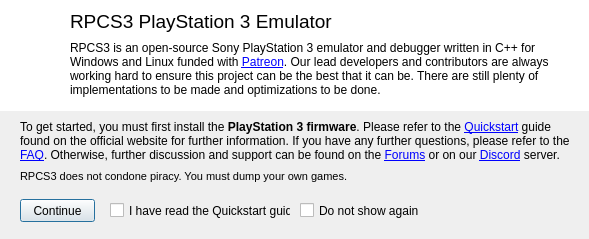
Above: rpcs3/rpcs3qt/welcome_dialog.ui from RPCS3/rpcs3 before the change. Below: the same form after it.
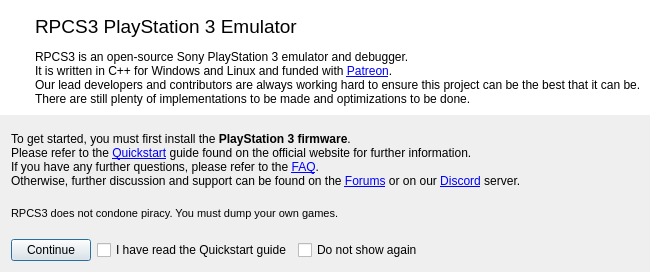
That is the form after the change. Icons and pictures are not drawn.

Diff of the .ui file:
```diff
--- a/rpcs3/rpcs3qt/welcome_dialog.ui
+++ b/rpcs3/rpcs3qt/welcome_dialog.ui
@@ -6,28 +6,16 @@
    <rect>
     <x>0</x>
     <y>0</y>
-    <width>589</width>
-    <height>239</height>
+    <width>634</width>
+    <height>272</height>
    </rect>
   </property>
   <property name="sizePolicy">
-   <sizepolicy hsizetype="Fixed" vsizetype="Fixed">
+   <sizepolicy hsizetype="Expanding" vsizetype="Expanding">
     <horstretch>0</horstretch>
     <verstretch>0</verstretch>
    </sizepolicy>
   </property>
-  <property name="minimumSize">
-   <size>
-    <width>589</width>
-    <height>239</height>
-   </size>
-  </property>
-  <property name="maximumSize">
-   <size>
-    <width>589</width>
-    <height>239</height>
-   </size>
-  </property>
   <property name="windowTitle">
    <string>Welcome to RPCS3</string>
   </property>
@@ -41,41 +29,49 @@
   <property name="styleSheet">
    <string notr="true"/>
   </property>
-  <widget class="QLabel" name="label">
-   <property name="geometry">
-    <rect>
-     <x>70</x>
-     <y>10</y>
-     <width>341</width>
-     <height>31</height>
-    </rect>
+  <layout class="QVBoxLayout" name="verticalLayout_3">
+   <property name="leftMargin">
+    <number>0</number>
    </property>
-   <property name="font">
-    <font>
-     <family>Arial</family>
-     <pointsize>14</pointsize>
-     <weight>50</weight>
-     <bold>false</bold>
-    </font>
+   <property name="topMargin">
+    <number>0</number>
    </property>
+   <property name="rightMargin">
+    <number>0</number>
+   </property>
+   <property name="bottomMargin">
+    <number>0</number>
+   </property>
+   <item>
+    <widget class="QWidget" name="widget_3" native="true">
    <property name="styleSheet">
-    <string notr="true"/>
-   </property>
-   <property name="text">
-    <string>RPCS3 PlayStation 3 Emulator</string>
-   </property>
-   <property name="alignment">
-    <set>Qt::AlignLeading|Qt::AlignLeft|Qt::AlignTop</set>
-   </property>
-  </widget>
+      <string notr="true">background-color: rgb(255, 255, 255);</string>
+     </property>
+     <layout class="QVBoxLayout" name="verticalLayout_5">
+      <item>
+       <layout class="QHBoxLayout" name="horizontalLayout_2">
+        <item>
+         <widget class="QWidget" name="widget_2" native="true">
+          <layout class="QVBoxLayout" name="verticalLayout_4">
+           <property name="leftMargin">
+            <number>0</number>
+           </property>
+           <property name="topMargin">
+            <number>0</number>
+           </property>
+           <property name="rightMargin">
+            <number>0</number>
+           </property>
+           <property name="bottomMargin">
+            <number>0</number>
+           </property>
+           <item>
   <widget class="QLabel" name="label_2">
-   <property name="geometry">
-    <rect>
-     <x>14</x>
-     <y>6</y>
-     <width>41</width>
-     <height>42</height>
-    </rect>
+             <property name="maximumSize">
+              <size>
+               <width>50</width>
+               <height>50</height>
+              </size>
    </property>
    <property name="font">
     <font>
@@ -92,32 +88,62 @@
     <bool>true</bool>
    </property>
    <property name="alignment">
-    <set>Qt::AlignCenter</set>
+              <set>Qt::AlignLeading|Qt::AlignLeft|Qt::AlignTop</set>
    </property>
    <property name="margin">
     <number>0</number>
    </property>
   </widget>
+           </item>
+           <item>
+            <spacer name="verticalSpacer">
+             <property name="orientation">
+              <enum>Qt::Vertical</enum>
+             </property>
+             <property name="sizeHint" stdset="0">
+              <size>
+               <width>20</width>
+               <height>40</height>
+              </size>
+             </property>
+            </spacer>
+           </item>
+          </layout>
+         </widget>
+        </item>
+        <item>
+         <layout class="QVBoxLayout" name="verticalLayout_2">
+          <item>
+           <widget class="QLabel" name="label">
+            <property name="font">
+             <font>
+              <family>Arial</family>
+              <pointsize>14</pointsize>
+              <weight>50</weight>
+              <bold>false</bold>
+             </font>
+            </property>
+            <property name="styleSheet">
+             <string notr="true"/>
+            </property>
+            <property name="text">
+             <string>RPCS3 PlayStation 3 Emulator</string>
+            </property>
+            <property name="alignment">
+             <set>Qt::AlignLeading|Qt::AlignLeft|Qt::AlignVCenter</set>
+            </property>
+           </widget>
+          </item>
+          <item>
   <widget class="QLabel" name="label_3">
-   <property name="geometry">
-    <rect>
-     <x>70</x>
-     <y>41</y>
-     <width>501</width>
-     <height>71</height>
-    </rect>
-   </property>
    <property name="font">
     <font>
      <family>Arial</family>
      <kerning>true</kerning>
     </font>
    </property>
-   <property name="styleSheet">
-    <string notr="true"/>
-   </property>
    <property name="text">
-    <string>&lt;html&gt;&lt;head/&gt;&lt;body&gt;&lt;p&gt;RPCS3 is an open-source Sony PlayStation 3 emulator and debugger written in C++ for Windows and Linux funded with &lt;a href=&quot;https://www.patreon.com/Nekotekina&quot;&gt;&lt;span style=&quot; text-decoration: underline; color:#0000ff;&quot;&gt;Patreon&lt;/span&gt;&lt;/a&gt;. Our lead developers and contributors are always working hard to ensure this project can be the best that it can be. There are still plenty of implementations to be made and optimizations to be done.&lt;/p&gt;&lt;/body&gt;&lt;/html&gt;</string>
+             <string>&lt;html&gt;&lt;head/&gt;&lt;body&gt;&lt;p&gt;RPCS3 is an open-source Sony PlayStation 3 emulator and debugger.&lt;br/&gt;It is written in C++ for Windows and Linux and funded with &lt;a href=&quot;https://www.patreon.com/Nekotekina&quot;&gt;&lt;span style=&quot; text-decoration: underline; color:#0000ff;&quot;&gt;Patreon&lt;/span&gt;&lt;/a&gt;.&lt;br/&gt;Our lead developers and contributors are always working hard to ensure this project can be the best that it can be.&lt;br/&gt;There are still plenty of implementations to be made and optimizations to be done.&lt;/p&gt;&lt;/body&gt;&lt;/html&gt;</string>
    </property>
    <property name="textFormat">
     <enum>Qt::RichText</enum>
@@ -126,37 +152,37 @@
     <set>Qt::AlignLeading|Qt::AlignLeft|Qt::AlignTop</set>
    </property>
    <property name="wordWrap">
-    <bool>true</bool>
+             <bool>false</bool>
    </property>
    <property name="openExternalLinks">
     <bool>true</bool>
    </property>
   </widget>
-  <widget class="QPushButton" name="okay">
-   <property name="geometry">
-    <rect>
-     <x>20</x>
-     <y>199</y>
-     <width>75</width>
-     <height>23</height>
-    </rect>
-   </property>
-   <property name="text">
-    <string>Continue</string>
-   </property>
-   <property name="autoDefault">
-    <bool>true</bool>
-   </property>
-  </widget>
+          </item>
+         </layout>
+        </item>
+       </layout>
+      </item>
+     </layout>
+     <zorder></zorder>
+    </widget>
+   </item>
+   <item>
+    <layout class="QVBoxLayout" name="verticalLayout">
+     <property name="leftMargin">
+      <number>11</number>
+     </property>
+     <property name="topMargin">
+      <number>11</number>
+     </property>
+     <property name="rightMargin">
+      <number>11</number>
+     </property>
+     <property name="bottomMargin">
+      <number>11</number>
+     </property>
+     <item>
   <widget class="QLabel" name="label_4">
-   <property name="geometry">
-    <rect>
-     <x>20</x>
-     <y>120</y>
-     <width>551</width>
-     <height>41</height>
-    </rect>
-   </property>
    <property name="font">
     <font>
      <kerning>true</kerning>
@@ -166,7 +192,7 @@
     <string notr="true"/>
    </property>
    <property name="text">
-    <string>&lt;html&gt;&lt;head/&gt;&lt;body&gt;&lt;p&gt;To get started, you must first install the &lt;span style=&quot; font-weight:600;&quot;&gt;PlayStation 3 firmware&lt;/span&gt;. Please refer to the &lt;a href=&quot;https://rpcs3.net/quickstart&quot;&gt;&lt;span style=&quot; text-decoration: underline; color:#0000ff;&quot;&gt;Quickstart&lt;/span&gt;&lt;/a&gt; guide found on the official website for further information. If you have any further questions, please refer to the &lt;a href=&quot;https://rpcs3.net/faq&quot;&gt;&lt;span style=&quot; text-decoration: underline; color:#0000ff;&quot;&gt;FAQ&lt;/span&gt;&lt;/a&gt;. Otherwise, further discussion and support can be found on the &lt;a href=&quot;http://www.emunewz.net/forum/forumdisplay.php?fid=172&quot;&gt;&lt;span style=&quot; text-decoration: underline; color:#0000ff;&quot;&gt;Forums&lt;/span&gt;&lt;/a&gt; or on our &lt;a href=&quot;https://discord.me/RPCS3&quot;&gt;&lt;span style=&quot; text-decoration: underline; color:#0000ff;&quot;&gt;Discord&lt;/span&gt;&lt;/a&gt; server.&lt;/p&gt;&lt;/body&gt;&lt;/html&gt;</string>
+        <string>&lt;html&gt;&lt;head/&gt;&lt;body&gt;&lt;p&gt;To get started, you must first install the &lt;span style=&quot; font-weight:600;&quot;&gt;PlayStation 3 firmware&lt;/span&gt;.&lt;br/&gt;Please refer to the &lt;a href=&quot;https://rpcs3.net/quickstart&quot;&gt;&lt;span style=&quot; text-decoration: underline; color:#0000ff;&quot;&gt;Quickstart&lt;/span&gt;&lt;/a&gt; guide found on the official website for further information.&lt;br/&gt;If you have any further questions, please refer to the &lt;a href=&quot;https://rpcs3.net/faq&quot;&gt;&lt;span style=&quot; text-decoration: underline; color:#0000ff;&quot;&gt;FAQ&lt;/span&gt;&lt;/a&gt;.&lt;br/&gt;Otherwise, further discussion and support can be found on the &lt;a href=&quot;http://www.emunewz.net/forum/forumdisplay.php?fid=172&quot;&gt;&lt;span style=&quot; text-decoration: underline; color:#0000ff;&quot;&gt;Forums&lt;/span&gt;&lt;/a&gt; or on our &lt;a href=&quot;https://discord.me/RPCS3&quot;&gt;&lt;span style=&quot; text-decoration: underline; color:#0000ff;&quot;&gt;Discord&lt;/span&gt;&lt;/a&gt; server.&lt;/p&gt;&lt;/body&gt;&lt;/html&gt;</string>
    </property>
    <property name="textFormat">
     <enum>Qt::RichText</enum>
@@ -181,15 +207,9 @@
     <bool>true</bool>
    </property>
   </widget>
+     </item>
+     <item>
   <widget class="QLabel" name="label_6">
-   <property name="geometry">
-    <rect>
-     <x>20</x>
-     <y>170</y>
-     <width>551</width>
-     <height>16</height>
-    </rect>
-   </property>
    <property name="font">
     <font>
      <pointsize>8</pointsize>
@@ -202,21 +222,39 @@
     <string notr="true"/>
    </property>
    <property name="text">
-    <string>RPCS3 does not condone piracy. You must dump your own games.</string>
+        <string>&lt;br&gt;RPCS3 does not condone piracy. You must dump your own games.&lt;br&gt;</string>
    </property>
    <property name="alignment">
     <set>Qt::AlignLeading|Qt::AlignLeft|Qt::AlignTop</set>
    </property>
   </widget>
+     </item>
+     <item>
+      <layout class="QHBoxLayout" name="horizontalLayout">
+       <property name="leftMargin">
+        <number>0</number>
+       </property>
+       <property name="topMargin">
+        <number>0</number>
+       </property>
+       <property name="rightMargin">
+        <number>0</number>
+       </property>
+       <property name="bottomMargin">
+        <number>0</number>
+       </property>
+       <item alignment="Qt::AlignLeft">
+        <widget class="QPushButton" name="okay">
+         <property name="text">
+          <string>Continue</string>
+         </property>
+         <property name="autoDefault">
+          <bool>true</bool>
+         </property>
+        </widget>
+       </item>
+       <item alignment="Qt::AlignLeft">
   <widget class="QCheckBox" name="i_have_read">
-   <property name="geometry">
-    <rect>
-     <x>110</x>
-     <y>202</y>
-     <width>181</width>
-     <height>17</height>
-    </rect>
-   </property>
    <property name="styleSheet">
     <string notr="true"/>
    </property>
@@ -224,15 +262,9 @@
     <string>I have read the Quickstart guide</string>
    </property>
   </widget>
+       </item>
+       <item alignment="Qt::AlignLeft">
   <widget class="QCheckBox" name="do_not_show">
-   <property name="geometry">
-    <rect>
-     <x>300</x>
-     <y>202</y>
-     <width>121</width>
-     <height>17</height>
-    </rect>
-   </property>
    <property name="styleSheet">
     <string notr="true"/>
    </property>
@@ -240,31 +272,25 @@
     <string>Do not show again</string>
    </property>
   </widget>
-  <widget class="QLabel" name="label_9">
-   <property name="geometry">
-    <rect>
-     <x>0</x>
-     <y>0</y>
-     <width>591</width>
-     <height>111</height>
-    </rect>
-   </property>
-   <property name="styleSheet">
-    <string notr="true">background:#fff;</string>
-   </property>
-   <property name="text">
-    <string/>
-   </property>
-  </widget>
-  <zorder>label_9</zorder>
-  <zorder>label</zorder>
-  <zorder>label_2</zorder>
-  <zorder>label_3</zorder>
-  <zorder>okay</zorder>
-  <zorder>label_4</zorder>
-  <zorder>label_6</zorder>
-  <zorder>i_have_read</zorder>
-  <zorder>do_not_show</zorder>
+       </item>
+       <item>
+        <spacer name="horizontalSpacer">
+         <property name="orientation">
+          <enum>Qt::Horizontal</enum>
+         </property>
+         <property name="sizeHint" stdset="0">
+          <size>
+           <width>40</width>
+           <height>20</height>
+          </size>
+         </property>
+        </spacer>
+       </item>
+      </layout>
+     </item>
+    </layout>
+   </item>
+  </layout>
  </widget>
  <resources>
   <include location="../resources.qrc"/>
```
Lines whose indentation alone changed are shown as unchanged.
